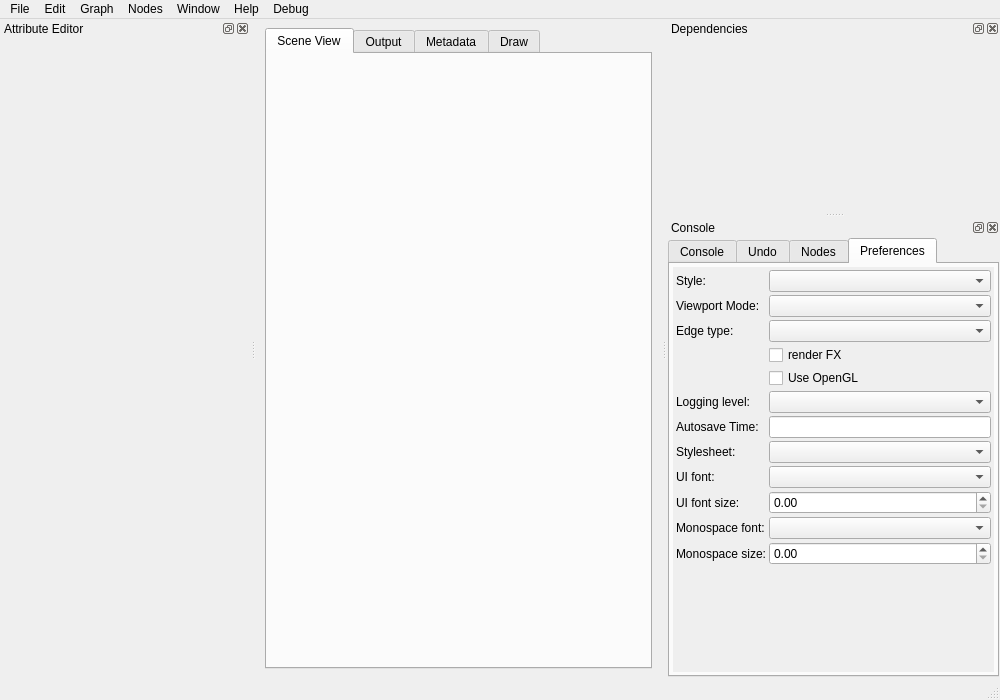
Qt form ui/SceneGraph.ui (mfessenden/SceneGraph) before a commit.
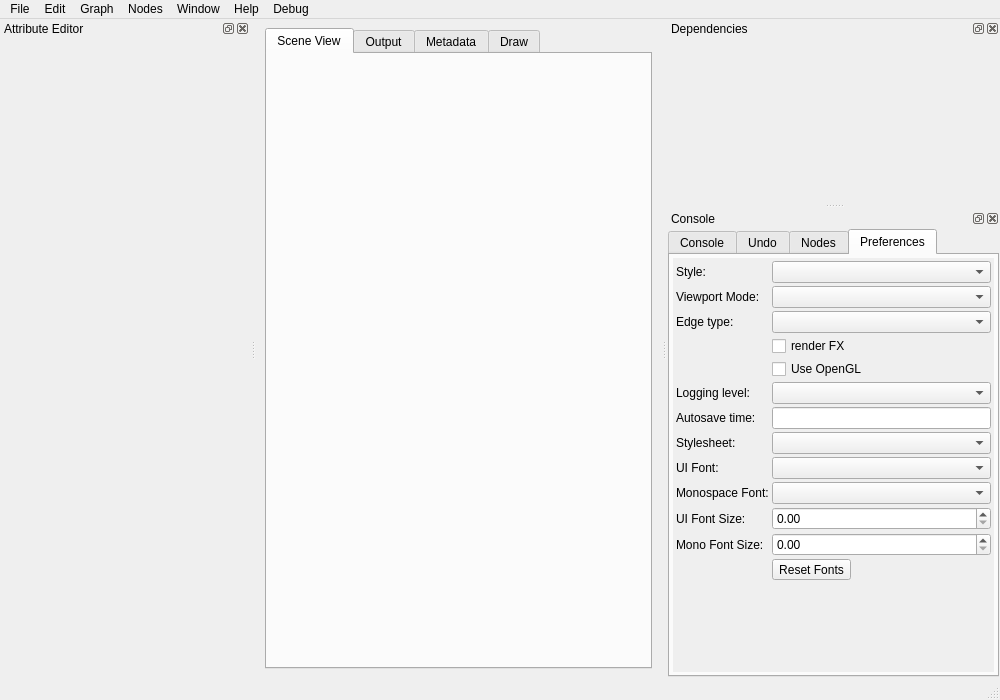
The same form after that commit. The open tabs and pages were chosen to show the change. Icons and pictures are not drawn.

Commit message: - update default stylesheet with mono variables - fix StyleParse not being able to parse lines with more than one sass value - add optional subclass attribute to configs - add Preferences reset fonts button

```diff
--- a/ui/SceneGraph.ui
+++ b/ui/SceneGraph.ui
@@ -760,9 +760,9 @@
             <property name="geometry">
              <rect>
               <x>0</x>
-              <y>0</y>
-              <width>370</width>
-              <height>377</height>
+              <y>-25</y>
+              <width>357</width>
+              <height>402</height>
              </rect>
             </property>
             <layout class="QFormLayout" name="preferencesScrollAreaLayout">
@@ -835,17 +835,27 @@
              <item row="6" column="0">
               <widget class="QLabel" name="autosave_time_label">
                <property name="text">
-                <string>Autosave Time:</string>
+                <string>Autosave time:</string>
                </property>
               </widget>
              </item>
              <item row="6" column="1">
               <widget class="QLineEdit" name="autosave_time_edit"/>
              </item>
+             <item row="7" column="0">
+              <widget class="QLabel" name="stylesheet_label">
+               <property name="text">
+                <string>Stylesheet:</string>
+               </property>
+              </widget>
+             </item>
+             <item row="7" column="1">
+              <widget class="QComboBox" name="stylesheet_menu"/>
+             </item>
              <item row="8" column="0">
               <widget class="QLabel" name="ui_font_label">
                <property name="text">
-                <string>UI font:</string>
+                <string>UI Font:</string>
                </property>
               </widget>
              </item>
@@ -853,45 +863,42 @@
               <widget class="QComboBox" name="ui_font_menu"/>
              </item>
              <item row="9" column="0">
-              <widget class="QLabel" name="ui_fontsize_label">
+              <widget class="QLabel" name="mono_font_label">
                <property name="text">
-                <string>UI font size:</string>
+                <string>Monospace Font:</string>
                </property>
               </widget>
              </item>
              <item row="9" column="1">
-              <widget class="QDoubleSpinBox" name="ui_fontsize_spinbox"/>
+              <widget class="QComboBox" name="mono_font_menu"/>
              </item>
              <item row="10" column="0">
-              <widget class="QLabel" name="mono_font_label">
+              <widget class="QLabel" name="ui_fontsize_label">
                <property name="text">
-                <string>Monospace font:</string>
+                <string>UI Font Size:</string>
                </property>
               </widget>
              </item>
              <item row="10" column="1">
-              <widget class="QComboBox" name="mono_font_menu"/>
+              <widget class="QDoubleSpinBox" name="ui_fontsize_spinbox"/>
              </item>
-             <item row="11" column="0">
+             <item row="12" column="0">
               <widget class="QLabel" name="mono_fontsize_label">
                <property name="text">
-                <string>Monospace size:</string>
+                <string>Mono Font Size:</string>
                </property>
               </widget>
              </item>
-             <item row="11" column="1">
+             <item row="12" column="1">
               <widget class="QDoubleSpinBox" name="mono_fontsize_spinbox"/>
              </item>
-             <item row="7" column="0">
-              <widget class="QLabel" name="stylesheet_label">
+             <item row="13" column="1">
+              <widget class="QToolButton" name="button_reset_fonts">
                <property name="text">
-                <string>Stylesheet:</string>
+                <string>Reset Fonts</string>
                </property>
               </widget>
              </item>
-             <item row="7" column="1">
-              <widget class="QComboBox" name="stylesheet_menu"/>
-             </item>
             </layout>
            </widget>
           </widget>
```
The commit also changes 22 other files.
